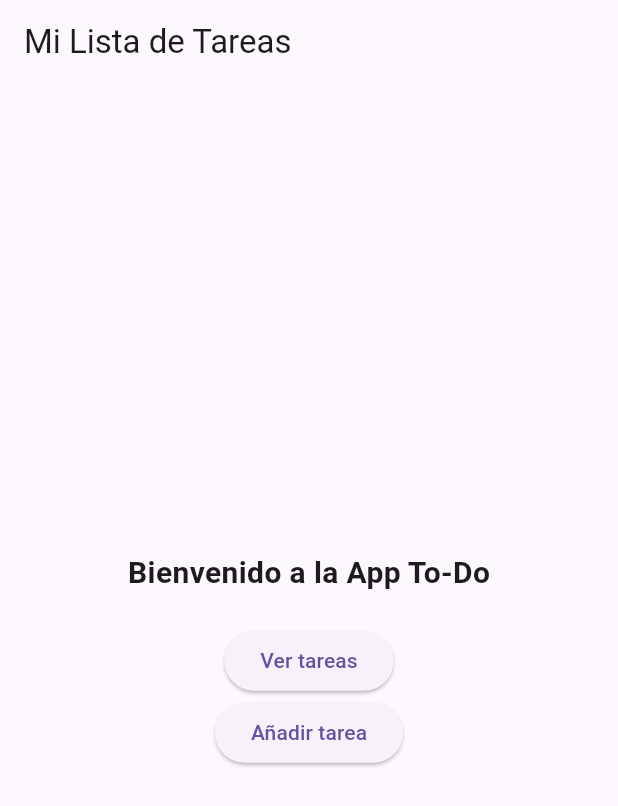
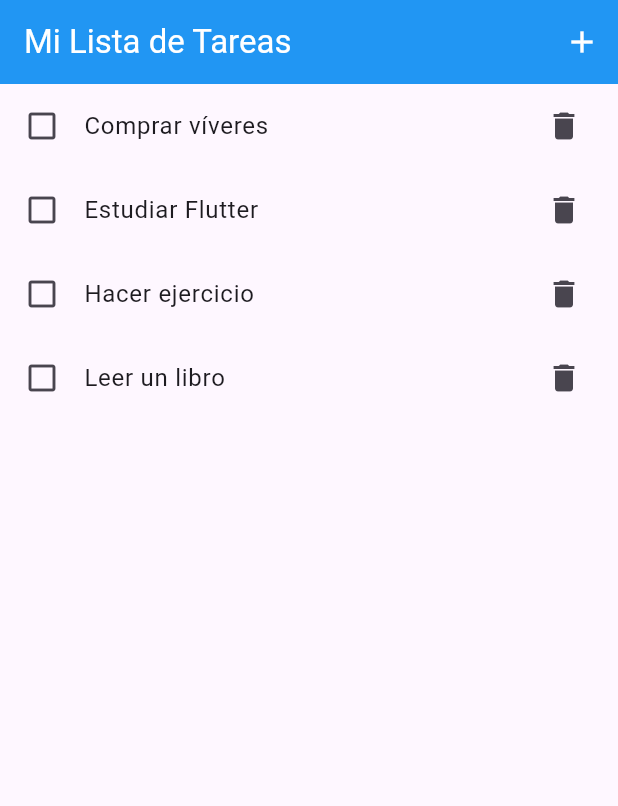
Before and after one commit to LAMS0017/todo_app, a Flutter app: the screen it shows after launch, on a phone screen of 412 x 824 dp. Shown: the top 806 px of the screen. Run offline on Flutter 3.47's test engine with Material 3 defaults, Android fonts, the phone set to English and light mode, and no system bars.

Commit message:
Semana 4 - Lista de tareas estática con AppBar azul

```diff
--- a/lib/main.dart
+++ b/lib/main.dart
@@ -8,46 +8,53 @@ class TodoApp extends StatelessWidget {
   @override
   Widget build(BuildContext context) {
     return MaterialApp(
-      debugShowCheckedModeBanner: false, // Quita la etiqueta "DEBUG"
+      debugShowCheckedModeBanner: false,
       title: 'Mi Lista de Tareas',
       theme: ThemeData(
         primarySwatch: Colors.blue,
+        brightness: Brightness.light, // 👈 Forzamos tema claro
       ),
-      home: HomeScreen(), // Pantalla inicial
+      home: HomeScreen(),
     );
   }
 }
 
 class HomeScreen extends StatelessWidget {
+  final List<String> tareas = [
+    "Comprar víveres",
+    "Estudiar Flutter",
+    "Hacer ejercicio",
+    "Leer un libro"
+  ];
+
   @override
   Widget build(BuildContext context) {
     return Scaffold(
       appBar: AppBar(
         title: Text("Mi Lista de Tareas"),
+        backgroundColor: Colors.blue,     // 👈 Azul siempre
+        foregroundColor: Colors.white,    // 👈 Texto e íconos blancos
+        actions: [
+          IconButton(
+            icon: Icon(Icons.add),
+            onPressed: () {
+              // Aquí se añadirá funcionalidad en la Semana 5
+            },
+          ),
+        ],
       ),
-      body: Center(
-        child: Column(
-          mainAxisAlignment: MainAxisAlignment.center,
-          children: [
-            Text(
-              "Bienvenido a la App To-Do",
-              style: TextStyle(fontSize: 20, fontWeight: FontWeight.bold),
-            ),
-            SizedBox(height: 20),
-            ElevatedButton(
-              onPressed: () {
-                // Más adelante: navegar a lista de tareas
-              },
-              child: Text("Ver tareas"),
-            ),
-            ElevatedButton(
-              onPressed: () {
-                // Más adelante: navegar a pantalla de añadir tarea
-              },
-              child: Text("Añadir tarea"),
-            ),
-          ],
-        ),
+      body: ListView.builder(
+        itemCount: tareas.length,
+        itemBuilder: (context, index) {
+          return ListTile(
+            leading: Icon(Icons.check_box_outline_blank),
+            title: Text(tareas[index]),
+            trailing: Icon(Icons.delete),
+            onTap: () {
+              // Aquí se añadirá funcionalidad en la Semana 5
+            },
+          );
+        },
       ),
     );
   }
```
